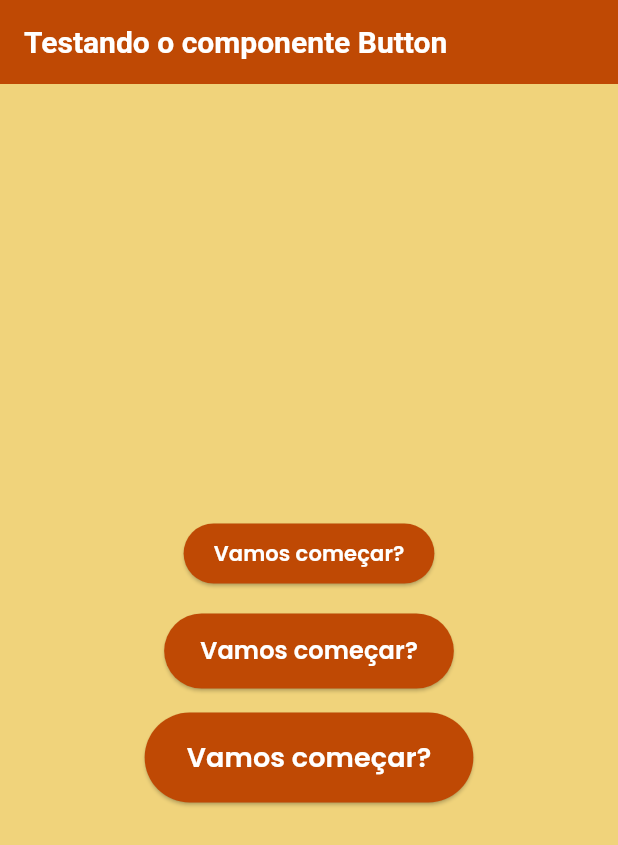
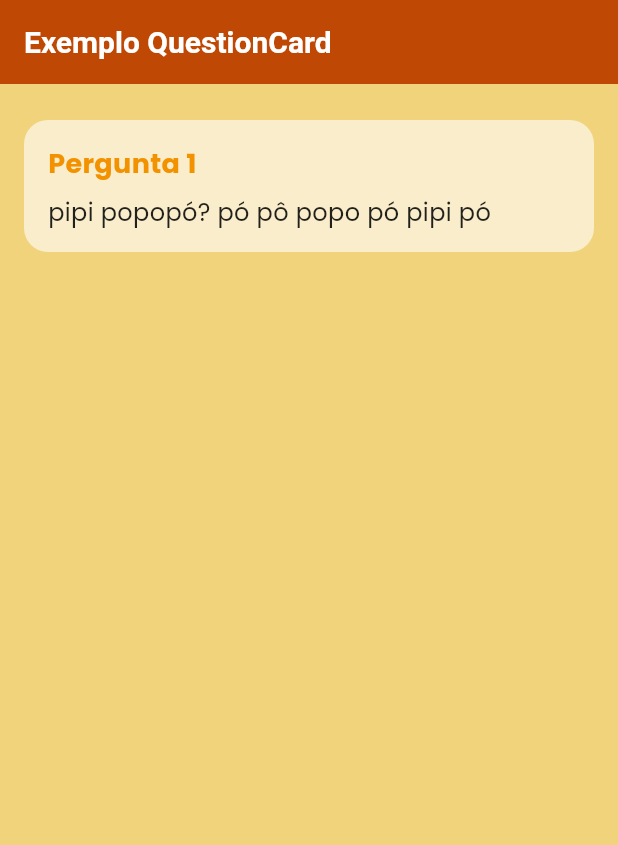
Before and after one commit to FatecFranca/DSM-P5-G07-2025-2, a Flutter app: the screen it shows after launch, on a phone screen of 412 x 824 dp. Shown: the top 845 px of the screen. Run offline on Flutter 3.47's test engine with Material 3 defaults, Android fonts, the phone set to English and light mode, and no system bars; our stand-ins replace google_fonts.

Commit message:
adicionar componente QuestionCard

```diff
--- /dev/null
+++ b/mobile/lib/components/question_card.dart
@@ -0,0 +1,49 @@
+import 'package:flutter/material.dart';
+
+class QuestionCard extends StatelessWidget {
+  final int questionNumber;
+  final String questionText;
+
+  const QuestionCard({
+    Key? key,
+    required this.questionNumber,
+    required this.questionText,
+  }) : super(key: key);
+
+  @override
+  Widget build(BuildContext context) {
+    final colorScheme = Theme.of(context).colorScheme;
+
+    return Container(
+      width: double.infinity,
+      padding: const EdgeInsets.all(16),
+      margin: const EdgeInsets.symmetric(vertical: 8),
+      decoration: BoxDecoration(
+        color: colorScheme.surface,
+        borderRadius: BorderRadius.circular(16),
+      ),
+      child: Column(
+        crossAxisAlignment: CrossAxisAlignment.start,
+        children: [
+          Text(
+            "Pergunta $questionNumber",
+            style: TextStyle(
+              fontSize: 18,
+              fontWeight: FontWeight.bold,
+              color: colorScheme.secondary,
+            ),
+          ),
+          const SizedBox(height: 8),
+          Text(
+            questionText,
+            style: const TextStyle(
+              fontSize: 16,
+              color: Colors.black87,
+              height: 1.4,
+            ),
+          ),
+        ],
+      ),
+    );
+  }
+}
--- a/mobile/lib/main.dart
+++ b/mobile/lib/main.dart
@@ -1,6 +1,6 @@
 import 'package:flutter/material.dart';
 import 'package:PetDex/theme/app_theme.dart';
-import 'package:PetDex/components/button.dart';
+import 'package:PetDex/components/question_card.dart';
 
 void main() {
   runApp(const MyApp());
@@ -13,39 +13,27 @@ class MyApp extends StatelessWidget {
   Widget build(BuildContext context) {
     return MaterialApp(
       title: 'PetDex',
+      debugShowCheckedModeBanner: false,
       theme: AppTheme.lightTheme,
-      home: const ButtonDemoPage(),
+      home: const QuestionDemoPage(),
     );
   }
 }
 
-class ButtonDemoPage extends StatelessWidget {
-  const ButtonDemoPage({super.key});
+class QuestionDemoPage extends StatelessWidget {
+  const QuestionDemoPage({super.key});
 
   @override
   Widget build(BuildContext context) {
     return Scaffold(
-      appBar: AppBar(title: const Text("Testando o componente Button")),
-      body: Center(
-        child: Column(
-          mainAxisSize: MainAxisSize.min,
-          children: [
-            Button(
-              text: "Vamos começar?",
-              size: ButtonSize.small,
-              onPressed: () => debugPrint("Clicou no pequeno"),
-            ),
-            const SizedBox(height: 16),
-            Button(
-              text: "Vamos começar?",
-              size: ButtonSize.medium,
-              onPressed: () => debugPrint("Clicou no médio"),
-            ),
-            const SizedBox(height: 16),
-            Button(
-              text: "Vamos começar?",
-              size: ButtonSize.large,
-              onPressed: () => debugPrint("Clicou no grande"),
+      appBar: AppBar(title: const Text("Exemplo QuestionCard")),
+      body: Padding(
+        padding: const EdgeInsets.all(16.0),
+        child: ListView(
+          children: const [
+            QuestionCard(
+              questionNumber: 1,
+              questionText: "pipi popopó? pó pô popo pó pipi pó",
             ),
           ],
         ),
--- a/mobile/lib/theme/app_theme.dart
+++ b/mobile/lib/theme/app_theme.dart
@@ -10,6 +10,7 @@ class AppTheme {
     ).copyWith(
       primary: const Color(0xFFBF4904),
       secondary: const Color(0xFFF39200),
+      surface: const Color(0xFFFAEDCB),
     ),
     appBarTheme: const AppBarTheme(
       backgroundColor: Color(0xFFBF4904),
```
Also changed, not shown: mobile/flutter_01.png (added).
